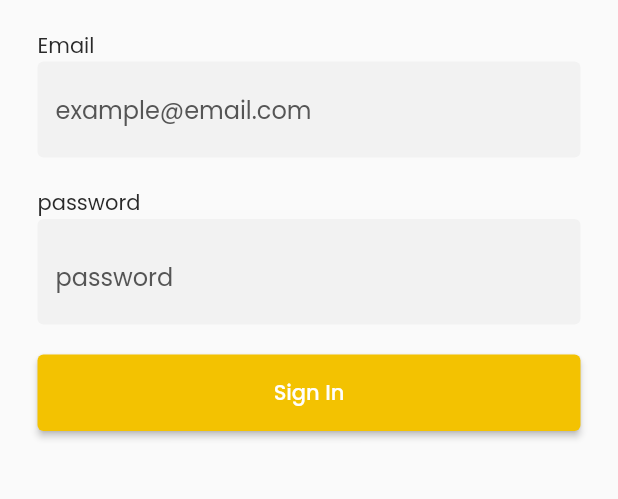
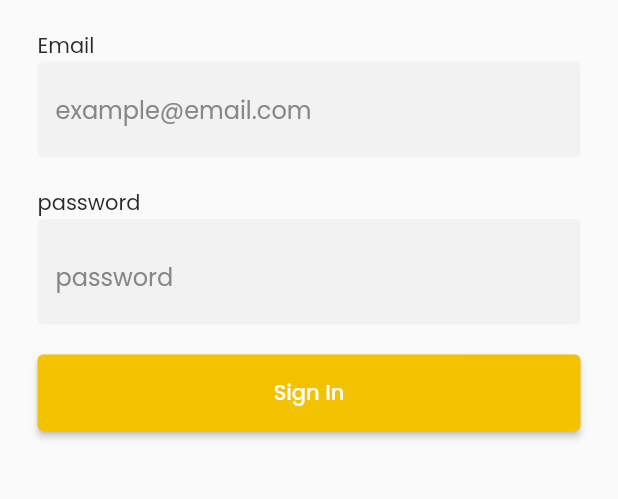
Before and after one commit to NickyErlanggaZ/metro-tracking, a Flutter app: the screen it shows after launch, on a phone screen of 412 x 824 dp, the part 279-778 px from its top. Run offline on Flutter 3.47's test engine with Material 2 defaults, Android fonts, the light colour scheme and no system bars; drawn by our look-alikes of oktoast; our stand-ins replace geolocator, google_maps_flutter, shared_preferences, sliding_up_panel.

Commit message:
update: change inactive color code

```diff
--- a/lib/utils/color_constant.dart
+++ b/lib/utils/color_constant.dart
@@ -4,5 +4,5 @@ class ColorConstant{
   static Color primaryColor = const Color(0xFFF3C201);
   static Color secondaryColor = const Color(0xFF292929);
   static Color backgroundColor = const Color(0xFFFEFEFE);
-  static Color inActiveColor = const Color(0xFF555555);
+  static Color inActiveColor = const Color(0xFF878787);
 }
```
